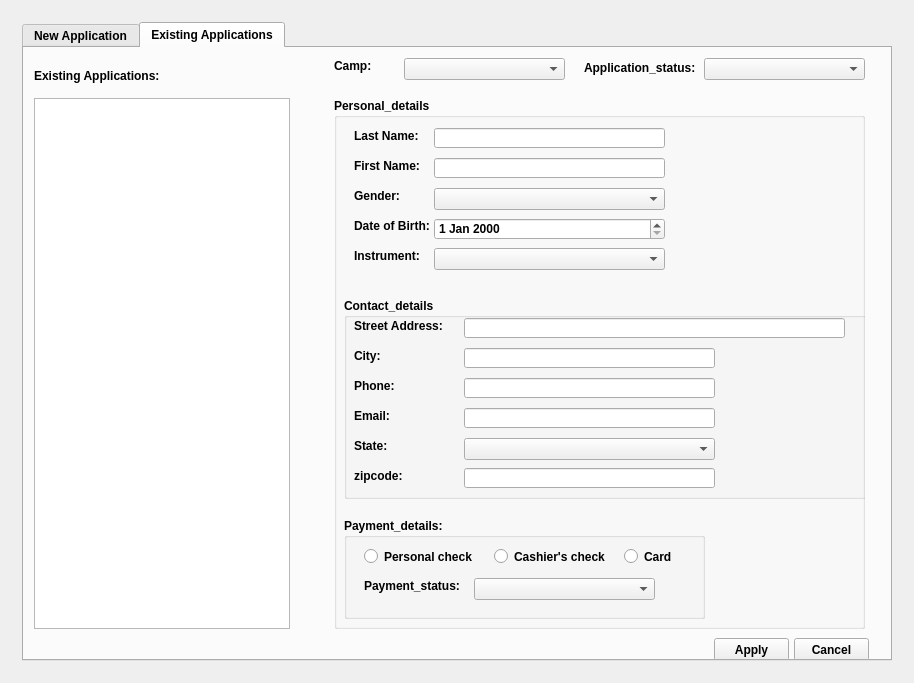
Qt form FURS/FURS_Management/furs_main_window.ui (singhraj82/FURS) before a commit.
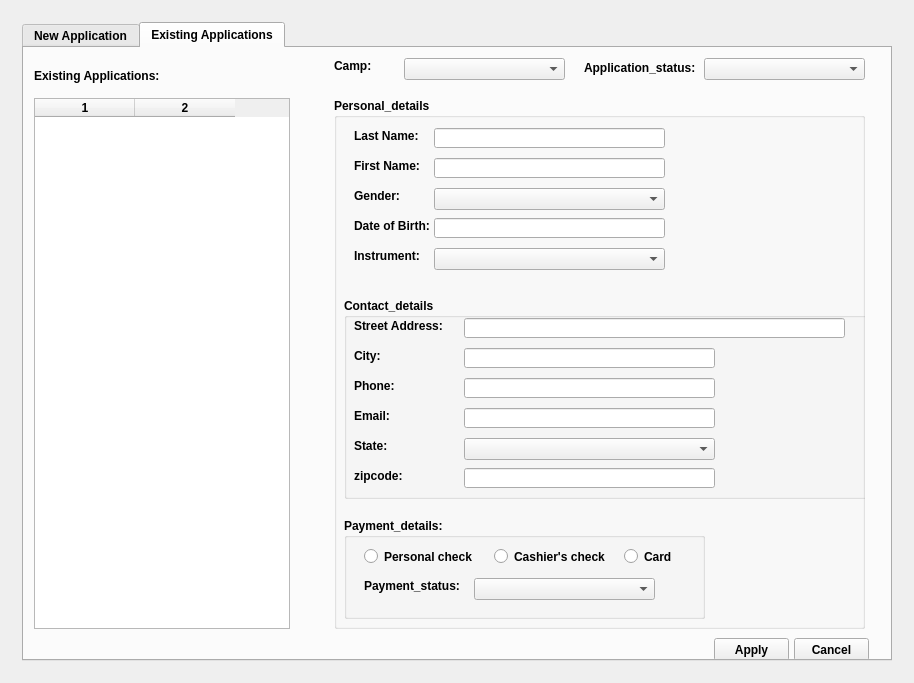
The same form after that commit.

What changed in the file:
```diff
--- a/FURS/FURS_Management/furs_main_window.ui
+++ b/FURS/FURS_Management/furs_main_window.ui
@@ -825,16 +825,6 @@
               </rect>
              </property>
             </widget>
-            <widget class="QDateEdit" name="date_edit_exist">
-             <property name="geometry">
-              <rect>
-               <x>100</x>
-               <y>120</y>
-               <width>231</width>
-               <height>22</height>
-              </rect>
-             </property>
-            </widget>
             <widget class="QLabel" name="label_dob_exist_exist">
              <property name="geometry">
               <rect>
@@ -933,6 +923,16 @@
               </property>
              </widget>
             </widget>
+            <widget class="QLineEdit" name="line_edit_age_exist">
+             <property name="geometry">
+              <rect>
+               <x>100</x>
+               <y>120</y>
+               <width>231</width>
+               <height>20</height>
+              </rect>
+             </property>
+            </widget>
            </widget>
            <widget class="QComboBox" name="combo_box_camp_exist">
             <property name="geometry">
@@ -983,7 +983,7 @@
              <string>Cancel</string>
             </property>
            </widget>
-           <widget class="QListWidget" name="list_widget_existing_apps">
+           <widget class="QTableWidget" name="table_widget_filter">
             <property name="geometry">
              <rect>
               <x>10</x>
@@ -992,6 +992,11 @@
               <height>531</height>
              </rect>
             </property>
+            <property name="columnCount">
+             <number>2</number>
+            </property>
+            <column/>
+            <column/>
            </widget>
           </widget>
          </widget>
```
Left out of the diff: 22 changed lines with no effect on the pictures.
